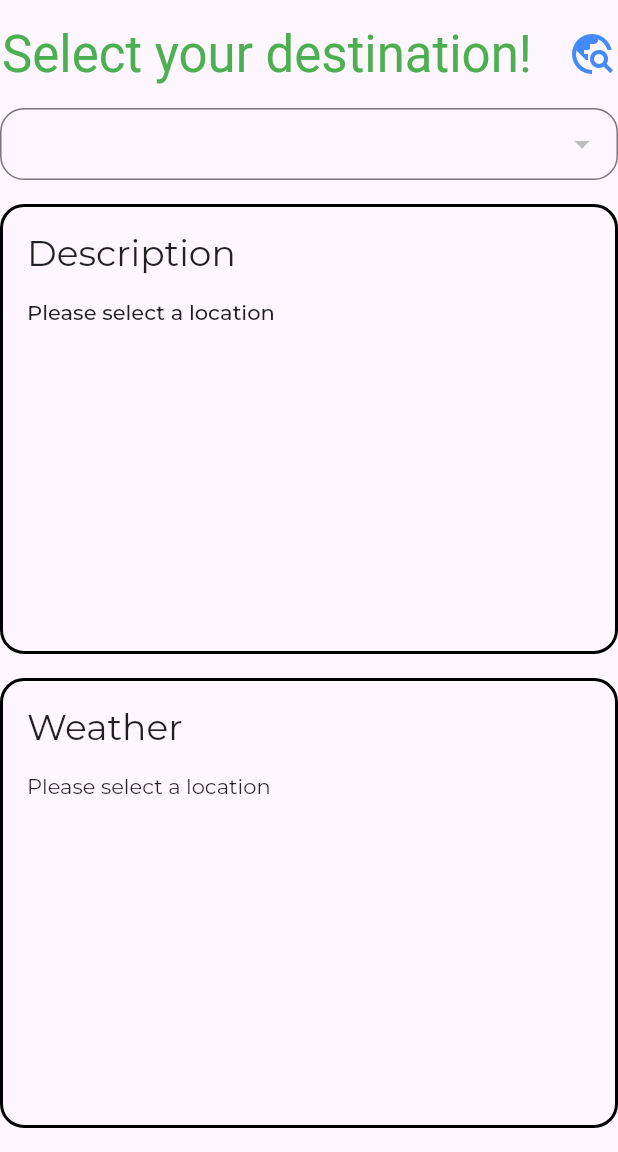
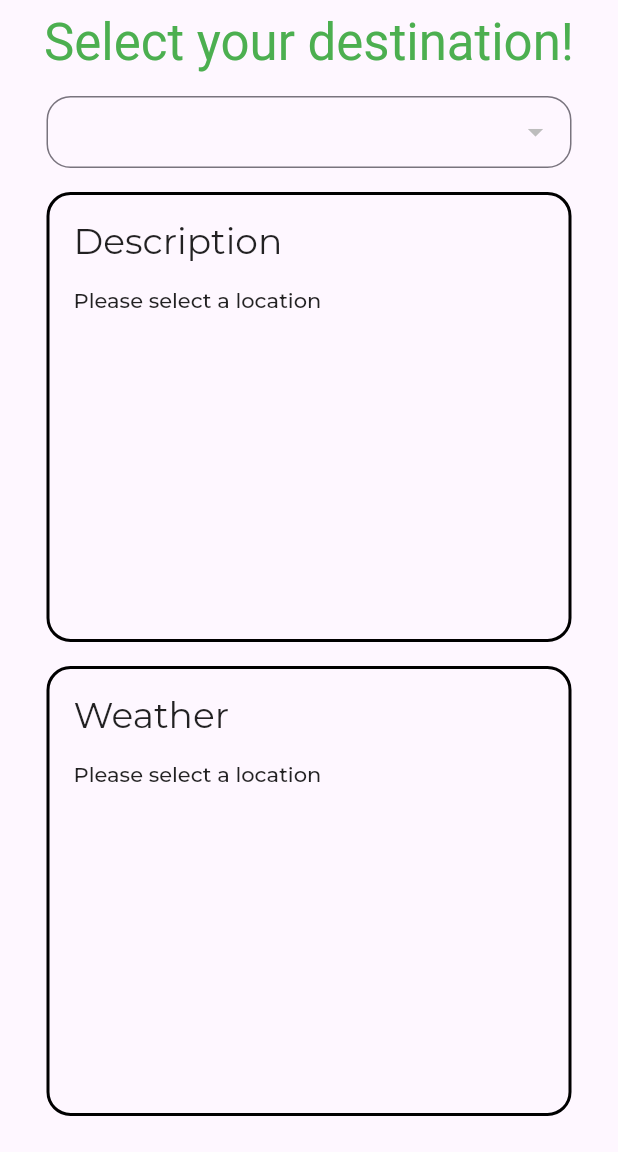
Before and after one commit to bmclachlin1/travel-planner, a Flutter app: the screen it shows after launch, on a phone screen of 412 x 824 dp, the part 84-1236 px from its top. Run offline on Flutter 3.47's test engine with Material 2 defaults, Android fonts, the phone set to English and light mode, and no system bars; our stand-ins replace cloud_firestore, equatable, firebase_core, google_fonts; accounts and stored records are empty; statements that could not run were skipped.

Commit message:
Make the layout work on mobile

```diff
--- a/lib/constants.dart
+++ b/lib/constants.dart
@@ -9,7 +9,7 @@ class Sizes {
   static const double large = 24.0;
   static const double xl = 32.0;
 
-  static const double containerWidth = 450;
+  static const double containerWidth = 350;
   static const double containerHeight = 300;
 
   static const double borderWidth = 2.0;
--- a/lib/main.dart
+++ b/lib/main.dart
@@ -40,30 +40,26 @@ class TravelPlanner extends StatelessWidget {
               centerTitle: true,
             ),
             body: Center(
+              child: SingleChildScrollView(
                 child: Column(
                     mainAxisAlignment: MainAxisAlignment.center,
                     crossAxisAlignment: CrossAxisAlignment.center,
                     children: <Widget>[
-                    Row(
-                      mainAxisAlignment: MainAxisAlignment.center,
-                      children: [
                       Text("Select your destination!",
                           style: Theme.of(context)
                               .textTheme
                               .headlineMedium
                               ?.copyWith(color: Colors.green)),
                       const SizedBox(width: Sizes.large),
-                        const Icon(Icons.travel_explore,
-                            color: Colors.blueAccent, size: Sizes.xl),
-                      ],
-                    ),
                       const SizedBox(height: Sizes.medium),
                       DestinationDropdownWidget(),
                       const SizedBox(height: Sizes.medium),
                       const DescriptionWidget(),
                       const SizedBox(height: Sizes.medium),
                       const WeatherWidget(),
+                      const SizedBox(height: Sizes.medium),
                     ]),
+              ),
             )));
   }
 }
--- a/lib/models/weather.dart
+++ b/lib/models/weather.dart
@@ -1,15 +1,20 @@
 class Weather {
-  final String temp;
+  final double temp;
+  final double humidity;
+  final double wind;
   final String desc;
-  final String humidity;
 
   const Weather(
-      {required this.temp, required this.desc, required this.humidity});
+      {required this.temp,
+      required this.desc,
+      required this.humidity,
+      required this.wind});
 
   factory Weather.fromJson(Map<String, dynamic> json) {
     return Weather(
-        temp: json['main']['temp'].toString(),
-        desc: json['weather'][0]['description'],
-        humidity: json['main']['humidity'].toString());
+        temp: json['main']['temp'],
+        humidity: json['main']['humidity'],
+        wind: json['wind']['speed'],
+        desc: json['weather'][0]['description'].toString());
   }
 }
--- a/lib/services/weather_service.dart
+++ b/lib/services/weather_service.dart
@@ -5,7 +5,7 @@ import '../models/city.dart';
 import 'package:http/http.dart' as http;
 
 class WeatherService {
-  static getWeatherData(City city) async {
+  static getCurrentWeatherData(City city) async {
     final uri = Uri.parse(
         "https://api.openweathermap.org/data/2.5/weather?lat=${city.latlong[0]}&lon=${city.latlong[1]}&appid=${Api.openWeatherMapApiKey}&units=metric");
     final response = await http.get(uri);
--- a/lib/widgets/weather_details_widget.dart
+++ b/lib/widgets/weather_details_widget.dart
@@ -14,7 +14,7 @@ class WeatherDetailsWidget extends StatelessWidget {
     return Column(
       children: [
         Text(
-            "Today in ${city?.name}, the temperature is ${weather.temp} °C with ${weather.desc}.",
+            "Today in ${city?.name}, the temperature is ${weather.temp} °C with ${weather.desc}. You can expect wind of ${weather.wind} km/h, and a humidity of ${weather.humidity} ah.",
             style: Theme.of(context).textTheme.bodyLarge),
       ],
     );
--- a/lib/widgets/weather_widget.dart
+++ b/lib/widgets/weather_widget.dart
@@ -30,9 +30,10 @@ class WeatherWidget extends StatelessWidget {
             Text("Weather", style: Theme.of(context).textTheme.headlineSmall),
             const SizedBox(height: Sizes.medium),
             cityProvider.selectedCity == null
-                ? const Text('Please select a location')
+                ? Text('Please select a location',
+                    style: Theme.of(context).textTheme.bodyLarge)
                 : FutureBuilder<dynamic>(
-                    future: WeatherService.getWeatherData(
+                    future: WeatherService.getCurrentWeatherData(
                         cityProvider.selectedCity!),
                     builder: (context, snapshot) {
                       if (snapshot.hasData) {
```
Lines whose indentation alone changed are shown as unchanged.
